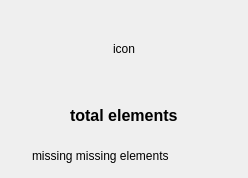
The window that OTModules/wVerifyMap/wdgoverviewtile.ui (pietr26/OMSI-Tools) describes before a commit, drawn with Qt 5.
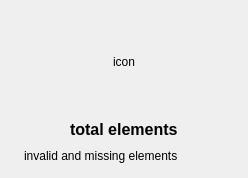
The same window after the commit. Icons and pictures are not drawn.

Commit message: merge missing and invalid to one setter function

```diff
--- a/OTModules/wVerifyMap/wdgoverviewtile.ui
+++ b/OTModules/wVerifyMap/wdgoverviewtile.ui
@@ -13,9 +13,15 @@
   <property name="windowTitle">
    <string notr="true">wdgOverviewTile</string>
   </property>
-  <layout class="QVBoxLayout" name="verticalLayout">
+  <layout class="QVBoxLayout" name="verticalLayout" stretch="0,0,0">
    <item>
     <widget class="QLabel" name="lblIcon">
+     <property name="sizePolicy">
+      <sizepolicy hsizetype="Preferred" vsizetype="Expanding">
+       <horstretch>0</horstretch>
+       <verstretch>0</verstretch>
+      </sizepolicy>
+     </property>
      <property name="minimumSize">
       <size>
        <width>32</width>
@@ -31,8 +37,6 @@
     </widget>
    </item>
    <item>
-    <layout class="QVBoxLayout" name="verticalLayout_12">
-     <item>
       <layout class="QHBoxLayout" name="horizontalLayout_2">
        <item>
         <spacer name="horizontalSpacer_2">
@@ -85,7 +89,7 @@
       </layout>
      </item>
      <item>
-      <layout class="QHBoxLayout" name="horizontalLayout_8">
+    <layout class="QHBoxLayout" name="horizontalLayout_9">
        <item>
         <spacer name="horizontalSpacer_4">
          <property name="orientation">
@@ -113,7 +117,7 @@
           </font>
          </property>
          <property name="text">
-          <string notr="true">missing missing elements</string>
+        <string notr="true">invalid and missing elements</string>
          </property>
         </widget>
        </item>
@@ -148,8 +152,6 @@
           </size>
          </property>
         </spacer>
-       </item>
-      </layout>
      </item>
     </layout>
    </item>
```
Left out of the diff: 6 changed lines with no effect on the pictures. Lines whose indentation alone changed are shown as unchanged. The commit also changes 3 other files.
